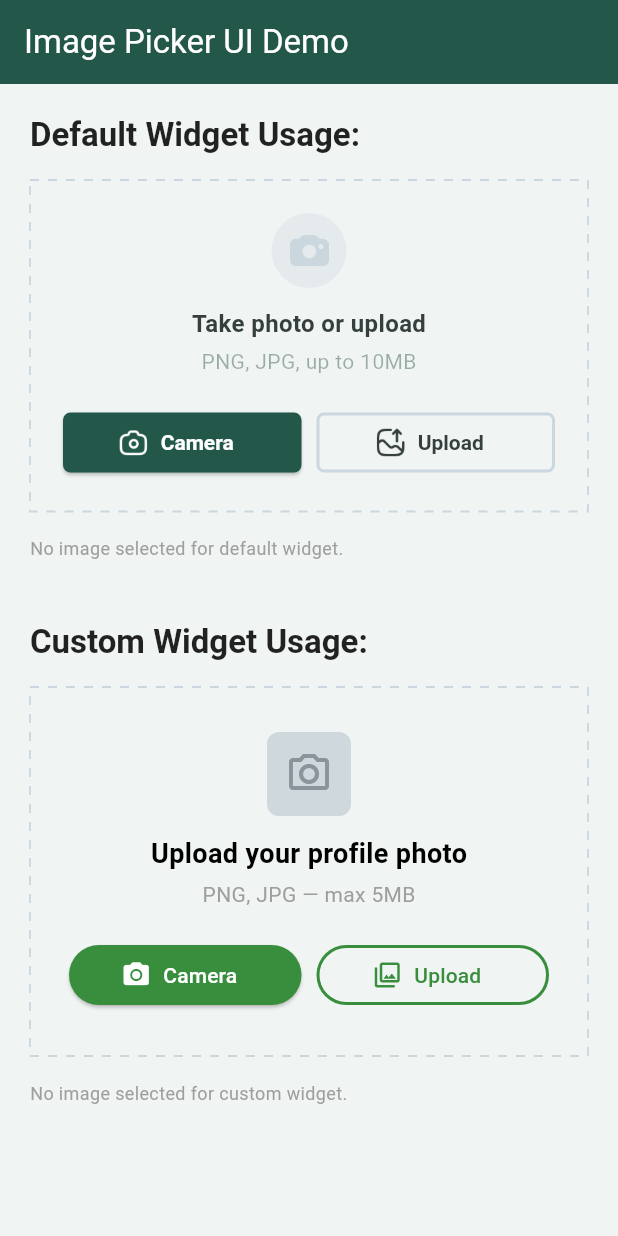
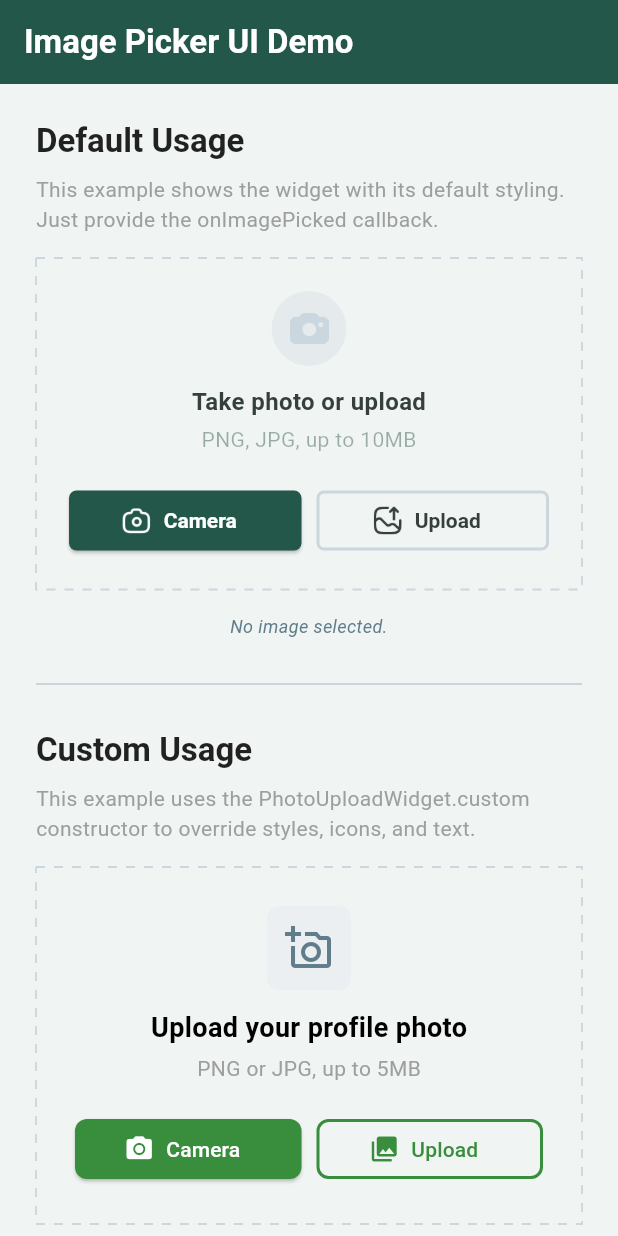
Before and after one commit to AbdullahAlMamun12/flutter_image_picker_ui, a Flutter app: the screen it shows after launch, on a phone screen of 412 x 824 dp. Run offline on Flutter 3.47's test engine with Material 3 defaults, Android fonts, the phone set to English and light mode, and no system bars; drawn by our look-alikes of dotted_border; our stand-ins replace image_picker.

Commit message:
Added the initial implementation of image picker UI with example usage

```diff
--- a/example/lib/main.dart
+++ b/example/lib/main.dart
@@ -1,25 +1,43 @@
 import 'dart:io';
 import 'package:flutter/material.dart';
-import 'package:flutter_image_picker_ui/flutter_image_picker_ui.dart'; // Import your package
+import 'package:flutter_image_picker_ui/flutter_image_picker_ui.dart';
 
 void main() {
   runApp(const MyApp());
 }
 
-class MyApp extends StatefulWidget {
+class MyApp extends StatelessWidget {
   const MyApp({super.key});
 
   @override
-  State<MyApp> createState() => _MyAppState();
+  Widget build(BuildContext context) {
+    return MaterialApp(
+      // The scaffoldMessengerKey is used to show SnackBars.
+      scaffoldMessengerKey: _scaffoldMessengerKey,
+      theme: ThemeData(
+        primarySwatch: Colors.teal,
+        scaffoldBackgroundColor: const Color(0xffF0F4F3),
+        appBarTheme: const AppBarTheme(
+          backgroundColor: Color(0xff22574A),
+          foregroundColor: Colors.white,
+        ),
+        // Define a consistent text theme for section headers.
+        textTheme: const TextTheme(
+          titleLarge: TextStyle(
+            fontWeight: FontWeight.bold,
+            color: Colors.black87,
+            fontSize: 22,
+          ),
+        ),
+      ),
+      title: 'Photo Upload Widget Example',
+      debugShowCheckedModeBanner: false,
+      home: const PhotoUploadExampleScreen(),
+    );
+  }
 }
 
-class _MyAppState extends State<MyApp> {
-  // To hold the image picked by the 'Default Widget Usage' PhotoUploadWidget
-  File? _defaultWidgetImage;
-  // To hold the image picked by the 'Custom Widget Usage' PhotoUploadWidget
-  File? _customWidgetImage;
-
-  // GlobalKey for ScaffoldMessengerState to show SnackBars
+// A global key for the ScaffoldMessengerState to show SnackBars.
 final GlobalKey<ScaffoldMessengerState> _scaffoldMessengerKey =
 GlobalKey<ScaffoldMessengerState>();
 
@@ -30,35 +48,37 @@ class _MyAppState extends State<MyApp> {
   );
 }
 
+class PhotoUploadExampleScreen extends StatefulWidget {
+  const PhotoUploadExampleScreen({super.key});
+
+  @override
+  State<PhotoUploadExampleScreen> createState() => _PhotoUploadExampleScreenState();
+}
+
+class _PhotoUploadExampleScreenState extends State<PhotoUploadExampleScreen> {
+  // To hold the image picked by the 'Default Widget Usage' PhotoUploadWidget.
+  File? _defaultWidgetImage;
+  // To hold the image picked by the 'Custom Widget Usage' PhotoUploadWidget.
+  File? _customWidgetImage;
+
   @override
   Widget build(BuildContext context) {
-    return MaterialApp(
-      // Assign the GlobalKey to scaffoldMessengerKey for showing SnackBars
-      scaffoldMessengerKey: _scaffoldMessengerKey,
-      theme: ThemeData(
-        primarySwatch: Colors.teal,
-        scaffoldBackgroundColor: const Color(0xffF0F4F3),
-        appBarTheme: const AppBarTheme(
-          backgroundColor: Color(0xff22574A), // Consistent AppBar color
-          foregroundColor: Colors.white, // Text color for AppBar
-        ),
-      ),
-      title: 'Photo Upload Widget Example',
-      debugShowCheckedModeBanner: false,
-      home: Scaffold(
+    return Scaffold(
       appBar: AppBar(title: const Text('Image Picker UI Demo')),
       body: SingleChildScrollView(
-          padding: const EdgeInsets.all(20.0),
+        padding: const EdgeInsets.all(24.0),
         child: Column(
-            crossAxisAlignment: CrossAxisAlignment.start,
+          crossAxisAlignment: CrossAxisAlignment.stretch, // Stretch children to fill width
           children: [
-              // --- Default Widget Usage Section ---
+            // --- 1. Default Widget Usage Section ---
             Text(
-                'Default Widget Usage:',
-                style: Theme.of(context).textTheme.titleLarge?.copyWith(
-                  fontWeight: FontWeight.bold,
-                  color: Colors.black87,
+              'Default Usage',
+              style: Theme.of(context).textTheme.titleLarge,
             ),
+            const SizedBox(height: 8),
+            const Text(
+              'This example shows the widget with its default styling. Just provide the onImagePicked callback.',
+              style: TextStyle(color: Colors.grey),
             ),
             const SizedBox(height: 16),
             PhotoUploadWidget(
@@ -69,29 +89,27 @@ class _MyAppState extends State<MyApp> {
                 if (image != null) {
                   _showSnackBar('Default Widget: Image picked!');
                 } else {
-                    _showSnackBar(
-                      'Default Widget: Image cleared or cancelled.',
-                    );
+                  _showSnackBar('Default Widget: Image selection cleared or cancelled.');
                 }
               },
             ),
             const SizedBox(height: 16),
-              // Display feedback for the default widget's selection
-              Text(
-                _defaultWidgetImage == null
-                    ? 'No image selected for default widget.'
-                    : 'Default widget image path: ${_defaultWidgetImage!.path}',
-                style: const TextStyle(fontSize: 12, color: Colors.grey),
+            _buildFeedbackText(
+              'Default widget image path:',
+              _defaultWidgetImage,
             ),
 
-              const SizedBox(height: 40), // More space between sections
-              // --- Custom Widget Usage Section ---
+            const Divider(height: 60, thickness: 1),
+
+            // --- 2. Custom Widget Usage Section ---
             Text(
-                'Custom Widget Usage:',
-                style: Theme.of(context).textTheme.titleLarge?.copyWith(
-                  fontWeight: FontWeight.bold,
-                  color: Colors.black87,
+              'Custom Usage',
+              style: Theme.of(context).textTheme.titleLarge,
             ),
+            const SizedBox(height: 8),
+            const Text(
+              'This example uses the PhotoUploadWidget.custom constructor to override styles, icons, and text.',
+              style: TextStyle(color: Colors.grey),
             ),
             const SizedBox(height: 16),
             PhotoUploadWidget.custom(
@@ -105,18 +123,15 @@ class _MyAppState extends State<MyApp> {
                   _showSnackBar('Custom Widget: Image cleared or cancelled.');
                 }
               },
+              // A custom icon when no image is selected.
               icon: Container(
                 padding: const EdgeInsets.all(12),
                 decoration: BoxDecoration(
                   shape: BoxShape.rectangle,
-                    color: Colors.blueGrey[100],
+                  color: Colors.blueGrey[50],
                   borderRadius: const BorderRadius.all(Radius.circular(8)),
                 ),
-                  child: const Icon(
-                    Icons.camera_alt_outlined,
-                    size: 32,
-                    color: Color(0xFF8B949B),
-                  ),
+                child: const Icon(Icons.add_a_photo_outlined, size: 32, color: Colors.blueGrey),
               ),
               title: 'Upload your profile photo',
               titleStyle: const TextStyle(
@@ -124,47 +139,44 @@ class _MyAppState extends State<MyApp> {
                 fontWeight: FontWeight.bold,
                 color: Colors.black,
               ),
-                subtitle: 'PNG, JPG — max 5MB',
-                subtitleStyle: const TextStyle(
-                  fontSize: 14,
-                  color: Colors.grey,
-                ),
-                padding: const EdgeInsets.symmetric(
-                  horizontal: 24,
-                  vertical: 28,
-                ),
+              subtitle: 'PNG or JPG, up to 5MB',
+              subtitleStyle: const TextStyle(fontSize: 14, color: Colors.grey),
+              padding: const EdgeInsets.all(24),
+              // Custom button styles.
               cameraBtnDecoration: ElevatedButton.styleFrom(
                 backgroundColor: Colors.green.shade700,
                 foregroundColor: Colors.white,
+                shape: RoundedRectangleBorder(borderRadius: BorderRadius.circular(8)),
               ),
               galleryBtnDecoration: OutlinedButton.styleFrom(
                 foregroundColor: Colors.green.shade700,
-                  side: BorderSide(
-                    color: Colors.green.shade700,
-                    width: 2,
-                  ), // Added width for consistency
+                side: BorderSide(color: Colors.green.shade700, width: 2),
+                shape: RoundedRectangleBorder(borderRadius: BorderRadius.circular(8)),
               ),
-                cameraIcon: const Icon(
-                  Icons.photo_camera,
-                  size: 20,
-                ), // Added size for consistency
-                galleryIcon: const Icon(
-                  Icons.photo_library_outlined,
-                  size: 20,
-                ), // Added size for consistency
+              // Custom icons for buttons.
+              cameraIcon: const Icon(Icons.photo_camera, size: 20),
+              galleryIcon: const Icon(Icons.photo_library, size: 20),
             ),
             const SizedBox(height: 16),
-              // Display feedback for the custom widget's selection
-              Text(
-                _customWidgetImage == null
-                    ? 'No image selected for custom widget.'
-                    : 'Custom widget image path: ${_customWidgetImage!.path}',
-                style: const TextStyle(fontSize: 12, color: Colors.grey),
+            _buildFeedbackText(
+              'Custom widget image path:',
+              _customWidgetImage,
             ),
           ],
         ),
       ),
-      ),
+    );
+  }
+
+  /// A helper method to build the feedback text for the selected image.
+  Widget _buildFeedbackText(String label, File? imageFile) {
+    return Text(
+      imageFile == null
+          ? 'No image selected.'
+      // Displaying only the last part of the path for cleaner UI.
+          : '$label ${imageFile.path.split('/').last}',
+      style: const TextStyle(fontSize: 12, color: Colors.blueGrey, fontStyle: FontStyle.italic),
+      textAlign: TextAlign.center,
     );
   }
 }
```
Also changed, not shown: 6 other files. Lines whose indentation alone changed are shown as unchanged.
